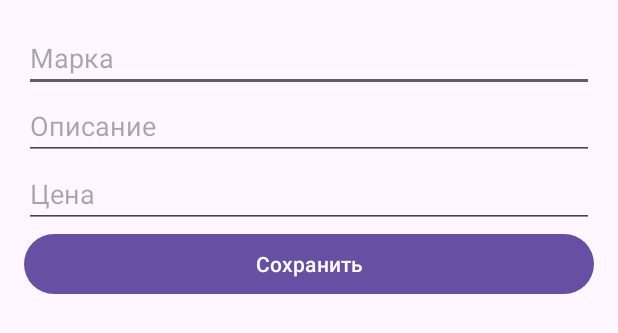
After one commit to NikitinTimofey/TestAndroid, an Android app: the layout activity_sell.xml on its own in the app's theme, with its tools: preview values and no code run, on a phone screen of 412 x 824 dp. The commit adds this screen. Shown: the top 333 px of the screen. Run offline under Robolectric (Android 15) with nearby library versions, the phone set to English and light mode, and no system bars.

Commit message:
v2 chatpgt SellActivity

```diff
--- a/app/build.gradle.kts
+++ b/app/build.gradle.kts
@@ -41,12 +41,14 @@ android {
 }
 
 dependencies {
-
     implementation(libs.androidx.core.ktx)
     implementation(libs.androidx.appcompat)
     implementation(libs.material)
     implementation(libs.androidx.activity)
     implementation(libs.androidx.constraintlayout)
+    implementation(libs.androidx.lifecycle.livedata.ktx)
+    implementation(libs.androidx.lifecycle.viewmodel.ktx)
+    implementation(libs.androidx.fragment.ktx)
     testImplementation(libs.junit)
     androidTestImplementation(libs.androidx.junit)
     androidTestImplementation(libs.androidx.espresso.core)
--- a/app/src/main/AndroidManifest.xml
+++ b/app/src/main/AndroidManifest.xml
@@ -16,6 +16,10 @@
         android:supportsRtl="true"
         android:theme="@style/Theme.RegistrationPage"
         tools:targetApi="31">
+
+        <activity
+            android:name=".MoreActivity"
+            android:exported="false" />
         <activity
             android:name=".ItemActivity"
             android:exported="false" />
--- a/app/src/main/java/com/example/registrationpage/AuthActivity.kt
+++ b/app/src/main/java/com/example/registrationpage/AuthActivity.kt
@@ -1,5 +1,6 @@
 package com.example.registrationpage
 
+import android.content.Context
 import android.content.Intent
 import android.os.Bundle
 import android.widget.Button
@@ -39,6 +40,7 @@ class AuthActivity : AppCompatActivity() {
                     userPass.text.clear()
 
                     val intent = Intent(this, ItemsActivity::class.java)
+                    intent.putExtra("currentLogin", login)
                     startActivity(intent)
                 } else
                     Toast.makeText(this, "Пользователь $login НЕ авторизован", Toast.LENGTH_LONG).show()
--- a/app/src/main/java/com/example/registrationpage/Item.kt
+++ b/app/src/main/java/com/example/registrationpage/Item.kt
@@ -1,6 +1,4 @@
 package com.example.registrationpage
-
-import android.speech.tts.TextToSpeech.Engine
 
 class Item(
     val id: Int,
--- a/app/src/main/java/com/example/registrationpage/ItemsAdapter.kt
+++ b/app/src/main/java/com/example/registrationpage/ItemsAdapter.kt
@@ -51,4 +51,10 @@ class ItemsAdapter(var items: List<Item>, var context: Context) : RecyclerView.A
             context.startActivity(intent)
         }
     }
+
+    fun updateData(newItems: List<Item>) {
+        this.items = newItems
+        notifyDataSetChanged()
+    }
+
 }
--- /dev/null
+++ b/app/src/main/res/layout/activity_sell.xml
@@ -0,0 +1,32 @@
+<?xml version="1.0" encoding="utf-8"?>
+<LinearLayout xmlns:android="http://schemas.android.com/apk/res/android"
+    android:layout_width="match_parent"
+    android:layout_height="match_parent"
+    android:orientation="vertical"
+    android:padding="16dp">
+
+    <EditText
+        android:id="@+id/item_brand"
+        android:layout_width="match_parent"
+        android:layout_height="wrap_content"
+        android:hint="Марка" />
+
+    <EditText
+        android:id="@+id/item_description"
+        android:layout_width="match_parent"
+        android:layout_height="wrap_content"
+        android:hint="Описание" />
+
+    <EditText
+        android:id="@+id/item_price"
+        android:layout_width="match_parent"
+        android:layout_height="wrap_content"
+        android:hint="Цена"
+        android:inputType="numberDecimal" />
+
+    <Button
+        android:id="@+id/btn_save_item"
+        android:layout_width="match_parent"
+        android:layout_height="wrap_content"
+        android:text="Сохранить" />
+</LinearLayout>
```
Also changed, not shown: app/src/main/java/com/example/registrationpage/DbHelper.kt (+78 -2 lines), app/src/main/java/com/example/registrationpage/ItemsActivity.kt (+52 -16 lines), app/src/main/java/com/example/registrationpage/MoreActivity.kt (added, +68 -0 lines), app/src/main/java/com/example/registrationpage/SellActivity.kt (added, +53 -0 lines), app/src/main/res/layout/activity_items.xml (+0 -13 lines), app/src/main/res/layout/activity_more.xml (added, +32 -0 lines).
